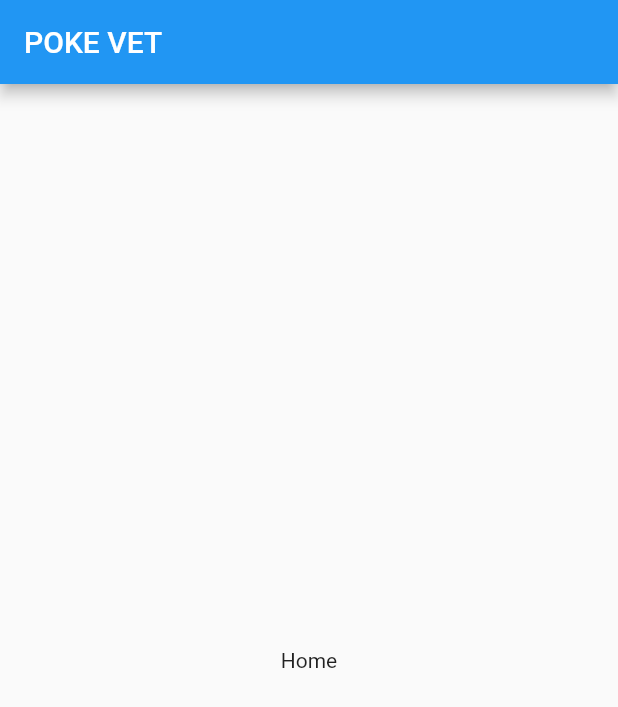
After one commit to cyan92128505/poke_vet, a Flutter app: the screen it shows after launch, on a phone screen of 412 x 824 dp. The commit adds this screen. Shown: the top 707 px of the screen. Run offline on Flutter 3.47's test engine with Material 2 defaults, Android fonts, the phone set to English and light mode, and no system bars.

Commit message:
Add sinple structure

```diff
--- /dev/null
+++ b/lib/config/env.dart
@@ -0,0 +1 @@
+const String APP_NAME = 'POKE VET';
--- /dev/null
+++ b/lib/ui/layout.dart
@@ -0,0 +1,23 @@
+import 'package:flutter/material.dart';
+
+import 'package:poke_vet/config/env.dart';
+
+export 'package:poke_vet/ui/pages/pages.dart';
+
+class Layout extends StatelessWidget {
+  Layout({
+    this.pageChild,
+  });
+
+  final Widget pageChild;
+
+  @override
+  Widget build(BuildContext context) {
+    return Scaffold(
+      appBar: AppBar(
+        title: Text(APP_NAME),
+      ),
+      body: pageChild,
+    );
+  }
+}
--- /dev/null
+++ b/lib/ui/pages/home.dart
@@ -0,0 +1,17 @@
+import 'package:flutter/material.dart';
+
+class HomePage extends StatefulWidget {
+  @override
+  _HomePageState createState() => _HomePageState();
+}
+
+class _HomePageState extends State<HomePage> {
+  @override
+  Widget build(BuildContext context) {
+    return Container(
+      child: Center(
+        child: Text('Home'),
+      ),
+    );
+  }
+}
--- /dev/null
+++ b/lib/ui/pages/pages.dart
@@ -0,0 +1 @@
+export 'home.dart';
--- /dev/null
+++ b/lib/ui/root.dart
@@ -0,0 +1,18 @@
+import 'package:flutter/material.dart';
+
+import 'package:poke_vet/ui/layout.dart';
+
+class Root extends StatelessWidget {
+  // This widget is the root of your application.
+  @override
+  Widget build(BuildContext context) {
+    return MaterialApp(
+      title: 'PokeVet',
+      theme: ThemeData(
+        primarySwatch: Colors.blue,
+        visualDensity: VisualDensity.adaptivePlatformDensity,
+      ),
+      home: Layout(pageChild: HomePage()),
+    );
+  }
+}
```
Also changed, not shown: lib/main.dart (+3 -113 lines), 1 other file.
